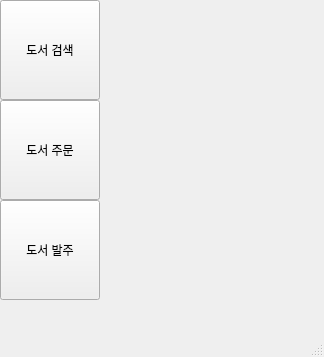
Before: the Qt Designer form lobby.ui in Han961004/Personal_BookStore, drawn with Qt 5.
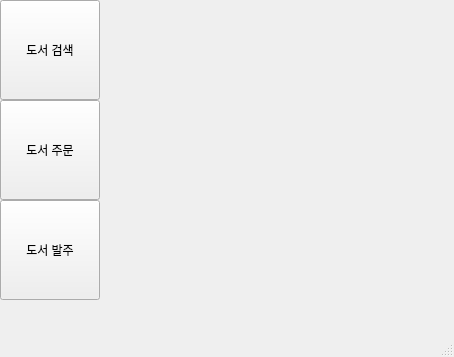
After: the same form once the commit is applied.

The edit to the form file:
```diff
--- a/lobby.ui
+++ b/lobby.ui
@@ -6,7 +6,7 @@
    <rect>
     <x>0</x>
     <y>0</y>
-    <width>324</width>
+    <width>454</width>
     <height>357</height>
    </rect>
   </property>
```
Left out of the diff: 16 changed lines with no effect on the pictures.
